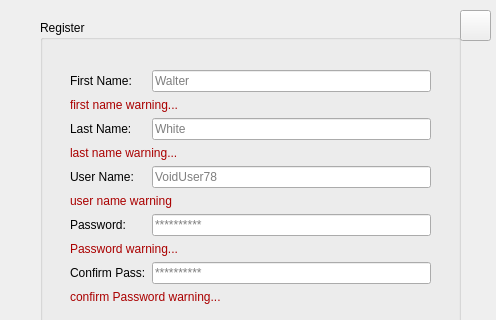
First picture: the form in registerpage.ui, repository borhanem/Messenger_Void_13, before the edit; both pictures show x 0 to 496 and y 0 to 320 of the 496 by 551 pixel window.
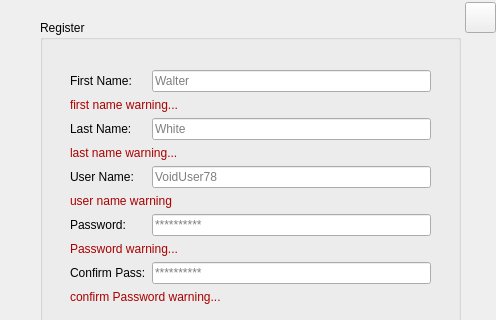
Second picture: the form after the edit.

Commit message: one little button left

Patch:
```diff
--- a/registerpage.ui
+++ b/registerpage.ui
@@ -264,8 +264,8 @@
   <widget class="QToolButton" name="Exit_pbn">
    <property name="geometry">
     <rect>
-     <x>460</x>
-     <y>10</y>
+     <x>465</x>
+     <y>2</y>
      <width>31</width>
      <height>31</height>
     </rect>
```
